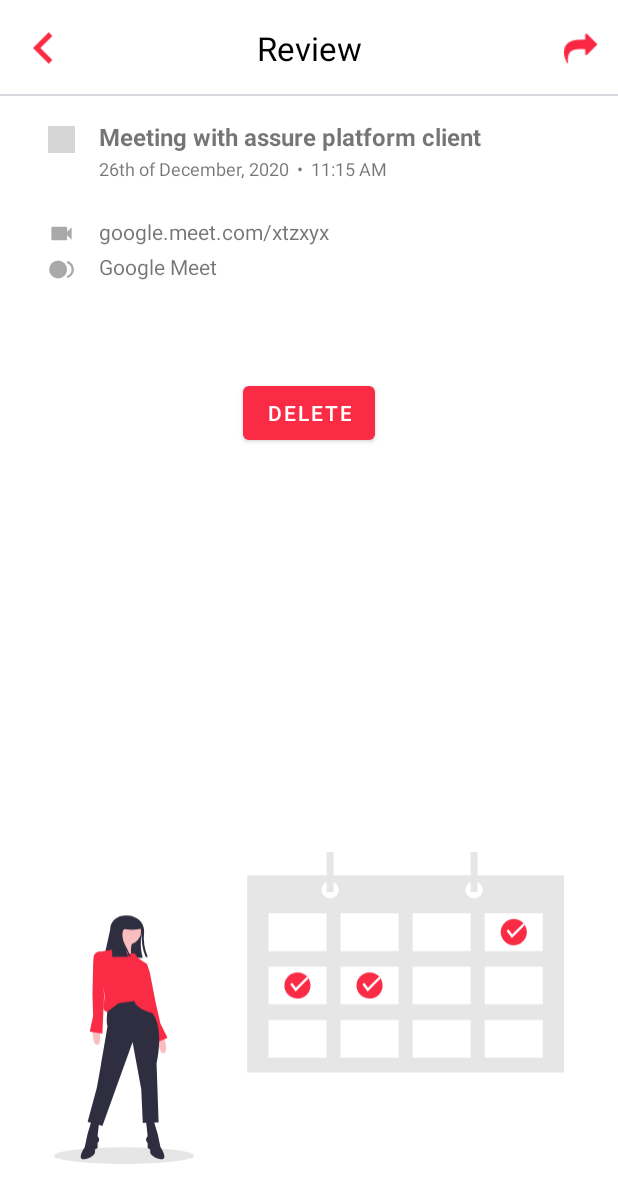
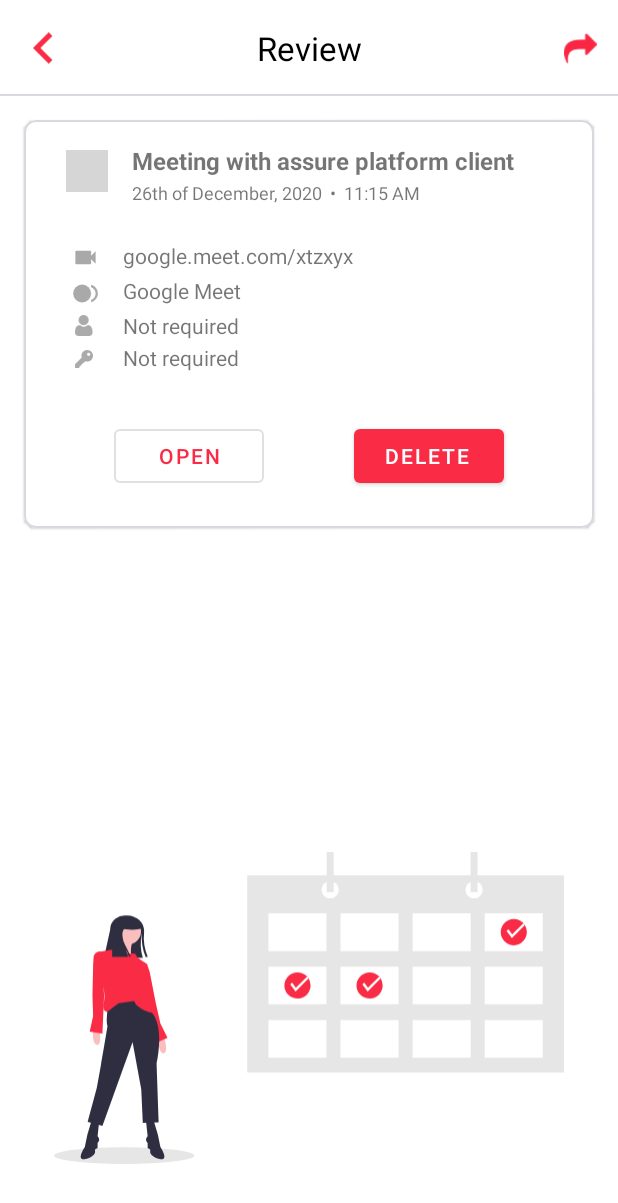
Before and after one commit to Rudrakaniya/MyMeetings, an Android app: the layout activity_meeting_info.xml on its own in the app's theme, with its tools: preview values and no code run, on a phone screen of 412 x 824 dp. Shown: the top 1203 px of the screen. Run offline under Robolectric (Android 15) with nearby library versions, the phone set to English and light mode, and no system bars; grey boxes are pictures that could not be loaded.

Commit message:
updated view model class for deleting the meeting

```diff
--- a/app/build.gradle
+++ b/app/build.gradle
@@ -40,6 +40,9 @@ dependencies {
     androidTestImplementation 'androidx.test.ext:junit:1.1.2'
     androidTestImplementation 'androidx.test.espresso:espresso-core:3.3.0'
 
+    //pending sync for material design library
+    implementation 'androidx.compose.material:material:1.0.0-alpha08'
+
     //Room database dependencies
     def room_version = "2.2.5"
 
--- a/app/src/main/java/com/rudrakaniya/mymeetings/MainActivity.java
+++ b/app/src/main/java/com/rudrakaniya/mymeetings/MainActivity.java
@@ -92,10 +92,12 @@ public class MainActivity extends AppCompatActivity implements RecycleViewClickL
         mainRecyclerView.setAdapter(mainRecyclerAdapter);
         meetingViewModel.sectionLiveData().observe(this, sectionList -> {
             Log.d(TAG, "onCreate: Meetings " + sectionList);
-            mainRecyclerAdapter.setSectionList(sectionList);
             if (sectionList.isEmpty()){
                 mEmptyImageView.setVisibility(View.VISIBLE);
+            } else {
+                mEmptyImageView.setVisibility(View.GONE);
             }
+            mainRecyclerAdapter.setSectionList(sectionList);
 
         });
 
@@ -111,6 +113,7 @@ public class MainActivity extends AppCompatActivity implements RecycleViewClickL
         intent.putExtra("date", meeting.getDate());
         intent.putExtra("url", meeting.getUrl());
         intent.putExtra("platform", meeting.getPlatform());
+        intent.putExtra("uid", meeting.getUid());
         MainActivity.this.startActivity(intent);
         overridePendingTransition(R.anim.slide_in_right, R.anim.slide_out_left);
 
--- a/app/src/main/java/com/rudrakaniya/mymeetings/MeetingInfo.java
+++ b/app/src/main/java/com/rudrakaniya/mymeetings/MeetingInfo.java
@@ -1,6 +1,7 @@
 package com.rudrakaniya.mymeetings;
 
 import androidx.appcompat.app.AppCompatActivity;
+import androidx.lifecycle.ViewModelProvider;
 
 import android.content.Intent;
 import android.os.Bundle;
@@ -10,6 +11,10 @@ import android.widget.ImageView;
 import android.widget.TextView;
 
 import com.google.android.material.button.MaterialButton;
+import com.google.android.material.dialog.MaterialAlertDialogBuilder;
+import com.rudrakaniya.mymeetings.db.MeetingsRoomDatabase;
+import com.rudrakaniya.mymeetings.entity.Meeting;
+import com.rudrakaniya.mymeetings.viewModel.MeetingViewModel;
 
 public class MeetingInfo extends AppCompatActivity {
 
@@ -17,6 +22,9 @@ public class MeetingInfo extends AppCompatActivity {
     TextView mMeetingTitleTV, mMeetingDateTV, mMeetingUrlTV, mMeetingPlatformTV;
 
     MaterialButton mDeleteButton;
+    private Integer mMeetingUid;
+    MeetingViewModel meetingViewModel;
+
 
     private static final String TAG = "MeetingInfo";
 
@@ -24,6 +32,9 @@ public class MeetingInfo extends AppCompatActivity {
     protected void onCreate(Bundle savedInstanceState) {
         super.onCreate(savedInstanceState);
         setContentView(R.layout.activity_meeting_info);
+
+        meetingViewModel = new ViewModelProvider(this).get(MeetingViewModel.class);
+
         Intent myIntent = getIntent();
 
         mBackButton = findViewById(R.id.backArrowImageView);
@@ -46,6 +57,7 @@ public class MeetingInfo extends AppCompatActivity {
         String month = getMonth(dateIs.substring(5, 7));
         String date = getDate(dateIs.substring(8, 10));
         String time = getTime(dateIs.substring(11, 16));
+        mMeetingUid = myIntent.getIntExtra("uid",1);
 
         dateIs = date + " of " + month + ", " + year + "  •  " + time;
         Log.d(TAG, "onBindViewHolder: " + dateIs);
@@ -57,6 +69,18 @@ public class MeetingInfo extends AppCompatActivity {
                 finish();
             }
         });
+
+        mDeleteButton.setOnClickListener(v ->
+                new MaterialAlertDialogBuilder(this)
+                .setMessage("Are you sure about that?")
+                .setPositiveButton("Yes", (dialog, which) -> {
+                    meetingViewModel.deleteMeeting(mMeetingUid);
+                    finish();
+                })
+                .setNegativeButton("No", (dialog, which) -> {
+                    dialog.cancel();
+                }).show()
+        );
 
 
     }
--- a/app/src/main/java/com/rudrakaniya/mymeetings/db/MeetingsDao.java
+++ b/app/src/main/java/com/rudrakaniya/mymeetings/db/MeetingsDao.java
@@ -2,6 +2,7 @@ package com.rudrakaniya.mymeetings.db;
 
 import androidx.lifecycle.LiveData;
 import androidx.room.Dao;
+import androidx.room.Delete;
 import androidx.room.Insert;
 import androidx.room.Query;
 
@@ -20,4 +21,10 @@ public interface MeetingsDao {
 
     @Query("SELECT * FROM meetings_table")
     LiveData<List<Meeting>> findAllMeetings();
+
+    @Query("SELECT * FROM meetings_table WHERE meeting_uid LIKE :uid")
+    Meeting findMeetingById(int uid);
+
+    @Delete
+    void deleteMeeting(Meeting meeting);
 }
--- a/app/src/main/java/com/rudrakaniya/mymeetings/entity/Meeting.java
+++ b/app/src/main/java/com/rudrakaniya/mymeetings/entity/Meeting.java
@@ -11,6 +11,7 @@ public class Meeting {
 
 
     @PrimaryKey(autoGenerate = true)
+    @ColumnInfo(name = "meeting_uid")
     private int uid;
 
     @ColumnInfo(name = "meeting_title")
--- a/app/src/main/java/com/rudrakaniya/mymeetings/viewModel/MeetingViewModel.java
+++ b/app/src/main/java/com/rudrakaniya/mymeetings/viewModel/MeetingViewModel.java
@@ -70,4 +70,18 @@ public class MeetingViewModel extends AndroidViewModel {
     public LiveData<List<Meeting>> getAllMeetings(){
         return meetingsRoomDatabase.meetingsDao().findAllMeetings();
     }
+
+    public void deleteMeeting(Integer mMeetingUid) {
+        MeetingsRoomDatabase.databaseWriteExecutor.submit(() -> {
+
+            Meeting meeting = meetingsRoomDatabase
+                    .meetingsDao()
+                    .findMeetingById(mMeetingUid);
+
+            meetingsRoomDatabase
+                    .meetingsDao()
+                    .deleteMeeting(meeting);
+
+        });
+    }
 }
--- a/app/src/main/res/layout/activity_main.xml
+++ b/app/src/main/res/layout/activity_main.xml
@@ -69,7 +69,7 @@
         android:layout_width="wrap_content"
         android:padding="32dp"
         android:src="@drawable/ic_empty"
-        android:visibility="invisible"
+        android:visibility="gone"
         android:layout_height="wrap_content"
         app:layout_constraintBottom_toBottomOf="@+id/swipeRefreshLayout"
         app:layout_constraintEnd_toEndOf="parent"
--- a/app/src/main/res/layout/activity_meeting_info.xml
+++ b/app/src/main/res/layout/activity_meeting_info.xml
@@ -81,14 +81,18 @@
         </androidx.constraintlayout.widget.ConstraintLayout>
     </androidx.constraintlayout.widget.ConstraintLayout>
 
-    <ScrollView
-        android:id="@+id/scrollView"
-        android:layout_width="0dp"
-        android:layout_height="0dp"
-        app:layout_constraintBottom_toBottomOf="parent"
+    <com.google.android.material.card.MaterialCardView
+        android:layout_width="match_parent"
+        android:layout_height="wrap_content"
+        android:layout_margin="16dp"
+        android:elevation="6dp"
+        android:translationZ="6dp"
+        app:strokeColor="@color/actionBarStroke"
+        app:cardCornerRadius="8dp"
         app:layout_constraintEnd_toEndOf="parent"
         app:layout_constraintStart_toStartOf="parent"
-        app:layout_constraintTop_toBottomOf="@+id/action_bar">
+        app:layout_constraintTop_toBottomOf="@+id/action_bar"
+        app:strokeWidth="1dp">
 
         <androidx.constraintlayout.widget.ConstraintLayout
             android:id="@+id/constraintLayout"
@@ -101,9 +105,9 @@
 
             <ImageView
                 android:id="@+id/meetingTitleIV"
-                android:layout_width="18dp"
-                android:layout_height="18dp"
-                android:layout_marginStart="32dp"
+                android:layout_width="28dp"
+                android:layout_height="28dp"
+                android:layout_marginStart="28dp"
                 android:layout_marginTop="20dp"
                 android:src="@drawable/meet"
                 app:layout_constraintEnd_toStartOf="@+id/meetingTitleTV"
@@ -133,7 +137,7 @@
                 app:layout_constraintStart_toEndOf="@+id/meetingTitleIV"
                 app:layout_constraintTop_toBottomOf="@+id/meetingTitleTV" />
 
-<!--            hex of grey = A9A9A9-->
+            <!--            hex of grey = A9A9A9-->
             <ImageView
                 android:id="@+id/meetinglinkIV"
                 android:layout_width="18dp"
@@ -178,21 +182,82 @@
                 app:layout_constraintStart_toEndOf="@+id/meetingPlatformIV"
                 app:layout_constraintTop_toBottomOf="@+id/meetinglinkTV" />
 
+            <ImageView
+                android:id="@+id/meetingUserIV"
+                android:layout_width="14dp"
+                android:layout_height="14dp"
+                android:layout_marginStart="34dp"
+                android:layout_marginTop="5dp"
+                android:src="@drawable/user_ic"
+                app:layout_constraintEnd_toStartOf="@+id/meetingUserTV"
+                app:layout_constraintStart_toStartOf="parent"
+                app:layout_constraintTop_toBottomOf="@+id/meetingPlatformIV" />
+
+            <TextView
+                android:id="@+id/meetingUserTV"
+                android:layout_width="wrap_content"
+                android:layout_height="wrap_content"
+                android:layout_marginStart="18dp"
+                android:layout_marginTop="4dp"
+                android:text="Not required"
+                android:textSize="14dp"
+                app:layout_constraintStart_toEndOf="@+id/meetingUserIV"
+                app:layout_constraintTop_toBottomOf="@+id/meetingPlatformTV" />
+
+            <ImageView
+                android:id="@+id/meetingKeyIV"
+                android:layout_width="12dp"
+                android:layout_height="12dp"
+                android:layout_marginStart="34dp"
+                android:layout_marginTop="9dp"
+                android:src="@drawable/key_ic"
+                app:layout_constraintEnd_toStartOf="@+id/meetingKeyTV"
+                app:layout_constraintStart_toStartOf="parent"
+                app:layout_constraintTop_toBottomOf="@+id/meetingUserIV" />
+
+            <TextView
+                android:id="@+id/meetingKeyTV"
+                android:layout_width="wrap_content"
+                android:layout_height="wrap_content"
+                android:layout_marginStart="20dp"
+                android:layout_marginTop="2dp"
+                android:text="Not required"
+                android:textSize="14dp"
+                app:layout_constraintStart_toEndOf="@+id/meetingKeyIV"
+                app:layout_constraintTop_toBottomOf="@+id/meetingUserTV" />
+
+            <com.google.android.material.button.MaterialButton
+                android:id="@+id/openButton"
+                android:layout_width="100dp"
+                android:layout_height="wrap_content"
+                android:layout_marginTop="32dp"
+                android:layout_marginBottom="24dp"
+                android:clickable="true"
+                android:text="Open"
+                style="@style/Widget.MaterialComponents.Button.OutlinedButton"
+                app:layout_constraintBottom_toBottomOf="parent"
+                app:layout_constraintEnd_toStartOf="@+id/deleteButton"
+                app:layout_constraintStart_toStartOf="parent"
+                app:layout_constraintTop_toBottomOf="@+id/meetingKeyTV" />
+
             <com.google.android.material.button.MaterialButton
                 android:id="@+id/deleteButton"
-                android:layout_width="wrap_content"
+                android:layout_width="100dp"
                 android:layout_height="wrap_content"
-                android:layout_marginTop="64dp"
+                android:layout_marginTop="32dp"
+                android:layout_marginBottom="24dp"
+                style="@style/Widget.MaterialComponents.Button.Icon"
                 android:clickable="true"
                 android:text="Delete"
+                app:layout_constraintBottom_toBottomOf="parent"
                 app:layout_constraintEnd_toEndOf="parent"
-                app:layout_constraintStart_toStartOf="parent"
-                app:layout_constraintTop_toBottomOf="@+id/meetingPlatformTV" />
+                app:layout_constraintStart_toEndOf="@+id/openButton"
+                app:layout_constraintTop_toBottomOf="@+id/meetingKeyTV" />
 
 
         </androidx.constraintlayout.widget.ConstraintLayout>
 
-    </ScrollView>
+    </com.google.android.material.card.MaterialCardView>
 
     <ImageView
         android:layout_width="340dp"
```
Also changed, not shown: app/src/main/res/drawable/key_ic.png (added), app/src/main/res/drawable/user_ic.png (added).
